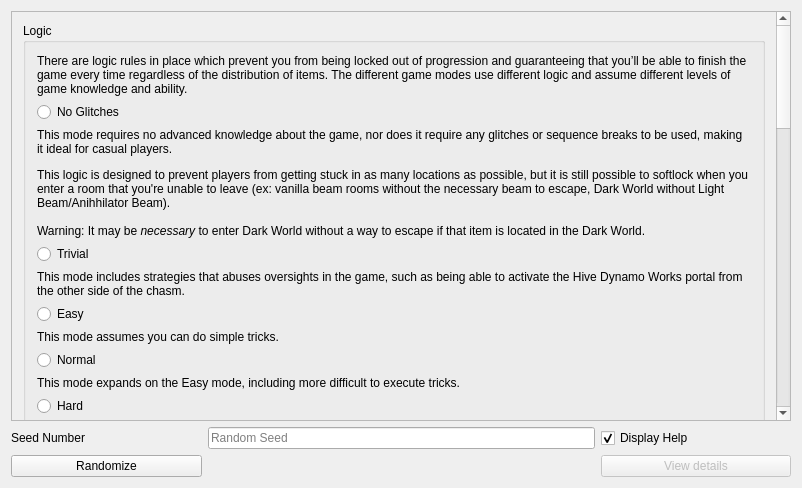
randovania/randovania, file randovania/gui/layout_generator_window.ui: the form before one commit.
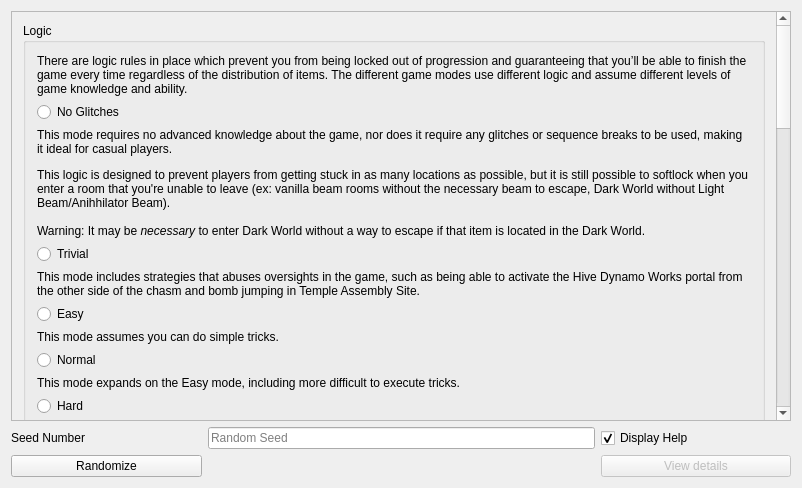
The form after the commit.

What changed in the file:
```diff
--- a/randovania/gui/layout_generator_window.ui
+++ b/randovania/gui/layout_generator_window.ui
@@ -111,7 +111,7 @@
            <item>
             <widget class="QLabel" name="logic_trivial_label">
              <property name="text">
-              <string>&lt;html&gt;&lt;head/&gt;&lt;body&gt;&lt;p&gt;This mode includes strategies that abuses oversights in the game, such as being able to activate the Hive Dynamo Works portal from the other side of the chasm.&lt;/p&gt;&lt;/body&gt;&lt;/html&gt;</string>
+              <string>&lt;html&gt;&lt;head/&gt;&lt;body&gt;&lt;p&gt;This mode includes strategies that abuses oversights in the game, such as being able to activate the Hive Dynamo Works portal from the other side of the chasm and bomb jumping in Temple Assembly Site.&lt;/p&gt;&lt;/body&gt;&lt;/html&gt;</string>
              </property>
              <property name="wordWrap">
               <bool>true</bool>
```
